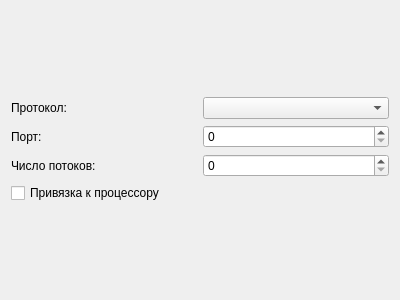
The window that gui/forms/recvbandwidthwidget.ui (OSLL/Linux_FreeBSD_networking_perf) describes before a commit, drawn with Qt 5.
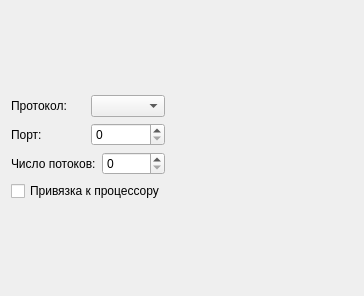
The same window after the commit.

```diff
--- a/gui/forms/recvbandwidthwidget.ui
+++ b/gui/forms/recvbandwidthwidget.ui
@@ -6,8 +6,8 @@
    <rect>
     <x>0</x>
     <y>0</y>
-    <width>400</width>
-    <height>300</height>
+    <width>364</width>
+    <height>296</height>
    </rect>
   </property>
   <property name="windowTitle">
@@ -15,7 +15,7 @@
   </property>
   <layout class="QVBoxLayout" name="verticalLayout">
    <item>
-    <layout class="QHBoxLayout" name="horizontalLayout">
+    <layout class="QHBoxLayout" name="horizontalLayout" stretch="1,6">
      <item>
       <layout class="QVBoxLayout" name="controlLayout">
        <item>
```
